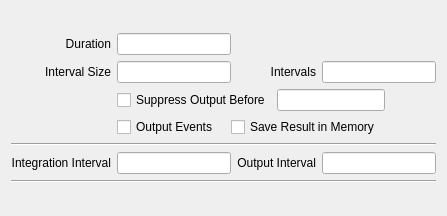
Before: the Qt Designer form copasi/UI/CQTrajectoryWidget.ui in copasi/COPASI, drawn with Qt 5.
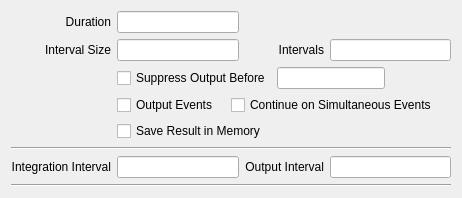
After: the same form once the commit is applied. Custom widgets are drawn as their Qt base class.

Commit message: Added feature to the trajectory problem allowing continuation when simultaneous events are encountered.

The edit to the form file:
```diff
--- a/copasi/UI/CQTrajectoryWidget.ui
+++ b/copasi/UI/CQTrajectoryWidget.ui
@@ -14,13 +14,13 @@
 
  <comment> All rights reserved. </comment>
  <class>CQTrajectoryWidget</class>
- <widget class="TaskWidget" name="CQTrajectoryWidget" >
-  <property name="geometry" >
+ <widget class="TaskWidget" name="CQTrajectoryWidget">
+  <property name="geometry">
    <rect>
     <x>0</x>
     <y>0</y>
-    <width>447</width>
-    <height>216</height>
+    <width>462</width>
+    <height>184</height>
    </rect>
   </property>
   <property name="autoFillBackground" >
@@ -120,15 +120,39 @@
         </widget>
        </item>
        <item>
-        <widget class="QCheckBox" name="mpCheckSave" >
-         <property name="text" >
+        <widget class="QCheckBox" name="mpCheckContinueEvents">
+         <property name="text">
+          <string>Continue on Simultaneous Events</string>
+         </property>
+        </widget>
+       </item>
+       <item>
+        <spacer name="mpSpacerEvents">
+         <property name="orientation">
+          <enum>Qt::Horizontal</enum>
+         </property>
+         <property name="sizeHint" stdset="0">
+          <size>
+           <width>13</width>
+           <height>20</height>
+          </size>
+         </property>
+        </spacer>
+       </item>
+      </layout>
+     </item>
+     <item row="4" column="1" colspan="3">
+      <layout class="QHBoxLayout" name="mpLayoutMemory">
+       <item>
+        <widget class="QCheckBox" name="mpCheckSave">
+         <property name="text">
           <string>Save Result in Memory</string>
          </property>
         </widget>
        </item>
        <item>
-        <spacer name="horizontalSpacer" >
-         <property name="orientation" >
+        <spacer name="mpSpacerMemory">
+         <property name="orientation">
           <enum>Qt::Horizontal</enum>
          </property>
          <property name="sizeHint" stdset="0" >
@@ -141,9 +165,9 @@
        </item>
       </layout>
      </item>
-     <item row="4" column="0" colspan="4" >
-      <widget class="Line" name="mpLine2" >
-       <property name="frameShape" >
+     <item row="5" column="0" colspan="4">
+      <widget class="Line" name="mpLine2">
+       <property name="frameShape">
         <enum>QFrame::HLine</enum>
        </property>
        <property name="frameShadow" >
@@ -151,9 +175,9 @@
        </property>
       </widget>
      </item>
-     <item row="5" column="0" >
-      <widget class="QLabel" name="mpLblIntegrationInterval" >
-       <property name="text" >
+     <item row="6" column="0">
+      <widget class="QLabel" name="mpLblIntegrationInterval">
+       <property name="text">
         <string>Integration Interval</string>
        </property>
        <property name="alignment" >
@@ -164,16 +188,16 @@
        </property>
       </widget>
      </item>
-     <item row="5" column="1" >
-      <widget class="QLineEdit" name="mpEditIntegrationInterval" >
-       <property name="readOnly" >
+     <item row="6" column="1">
+      <widget class="QLineEdit" name="mpEditIntegrationInterval">
+       <property name="readOnly">
         <bool>true</bool>
        </property>
       </widget>
      </item>
-     <item row="5" column="2" >
-      <widget class="QLabel" name="mpLblOutputInterval" >
-       <property name="text" >
+     <item row="6" column="2">
+      <widget class="QLabel" name="mpLblOutputInterval">
+       <property name="text">
         <string>Output Interval</string>
        </property>
        <property name="alignment" >
@@ -184,16 +208,16 @@
        </property>
       </widget>
      </item>
-     <item row="5" column="3" >
-      <widget class="QLineEdit" name="mpEditOutputInterval" >
-       <property name="readOnly" >
+     <item row="6" column="3">
+      <widget class="QLineEdit" name="mpEditOutputInterval">
+       <property name="readOnly">
         <bool>true</bool>
        </property>
       </widget>
      </item>
-     <item row="6" column="0" colspan="4" >
-      <widget class="Line" name="mpLine1" >
-       <property name="frameShape" >
+     <item row="7" column="0" colspan="4">
+      <widget class="Line" name="mpLine1">
+       <property name="frameShape">
         <enum>QFrame::HLine</enum>
        </property>
        <property name="frameShadow" >
@@ -205,7 +229,7 @@
    </item>
   </layout>
  </widget>
- <layoutdefault spacing="6" margin="11" />
+ <layoutdefault spacing="6" margin="11"/>
  <customwidgets>
   <customwidget>
    <class>TaskWidget</class>
```
Left out of the diff: 136 changed lines with no effect on the pictures. The commit also changes 6 other files.
